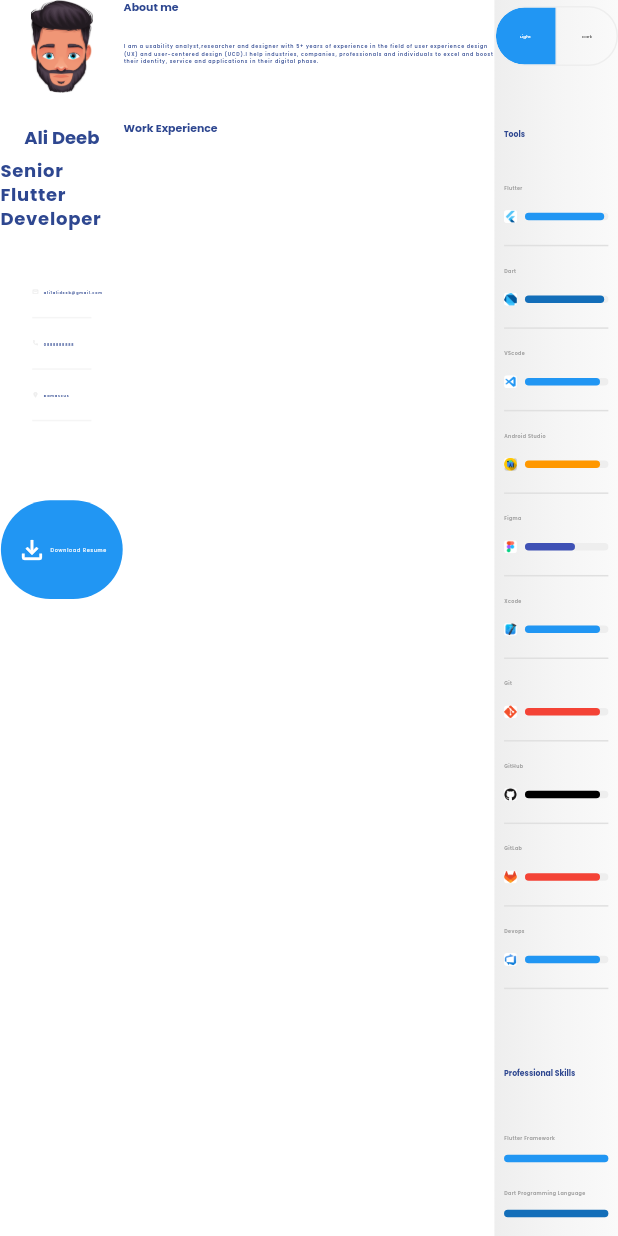
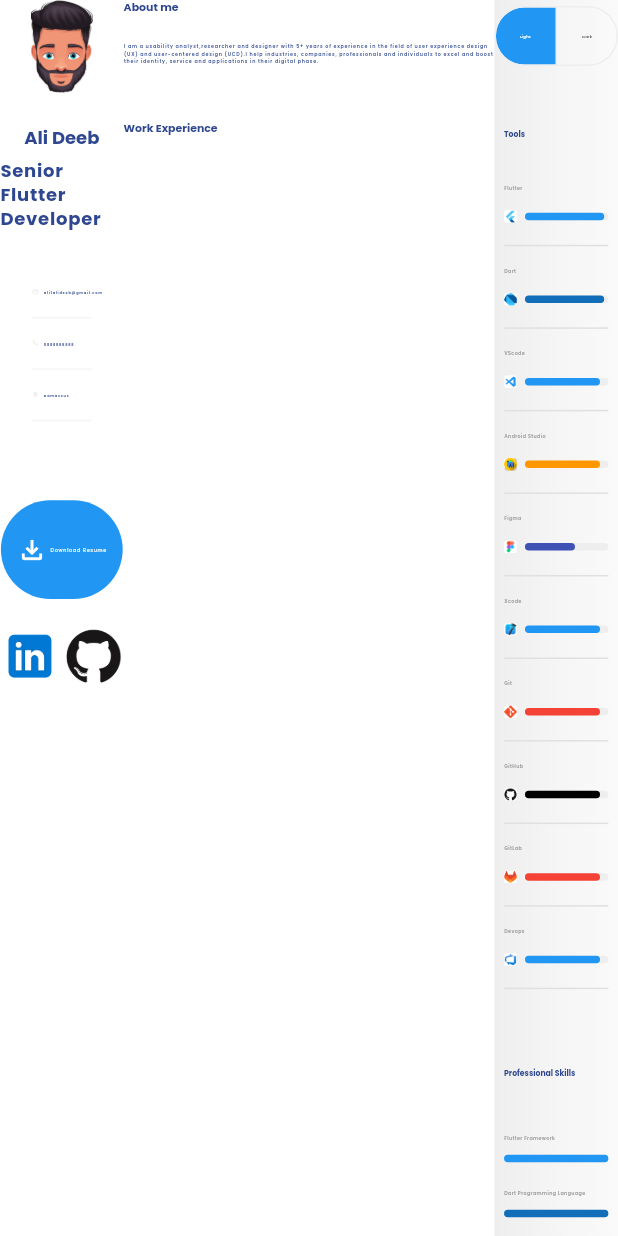
Before and after one commit to AliDeeb/my-portfolio, a Flutter app: the screen it shows after launch, after a tap on "Download Resume", on a phone screen of 412 x 824 dp. Run offline on Flutter 3.47's test engine with Material 3 defaults, Android fonts, the phone set to English and light mode, and no system bars; drawn by our look-alikes of flutter_animation_progress_bar; our stand-ins replace flutter_screenutil, google_fonts; missing offline and left inert: dart:js.

Commit message:
added social media links.

```diff
--- a/lib/core/constants/app_constants.dart
+++ b/lib/core/constants/app_constants.dart
@@ -10,4 +10,5 @@ class AppConstants {
   static const String IMG_GITHUB_LOGO = "assets/png/github_logo.png";
   static const String IMG_GITLAB_LOGO = "assets/png/gitlab_logo.png";
   static const String IMG_DEVOPS_LOGO = "assets/png/devops_logo.png";
+  static const String IMG_LINKEDIN_LOGO = "assets/png/linkedin_logo.png";
 }
--- a/lib/screens/widgets/personal_info_widget.dart
+++ b/lib/screens/widgets/personal_info_widget.dart
@@ -4,6 +4,7 @@ import 'package:flutter_screenutil/flutter_screenutil.dart';
 import '../../core/constants/app_colors.dart';
 import '../../core/constants/app_constants.dart';
 import '../../core/theme/custom_theme_colors.dart';
+import 'dart:js' as js;
 
 class PersonalInfoWidget extends StatelessWidget {
   const PersonalInfoWidget({super.key});
@@ -90,6 +91,31 @@ class PersonalInfoWidget extends StatelessWidget {
             ],
           ),
         ),
+
+        // social media links
+        25.verticalSpace,
+        SizedBox(
+          height: 50.h,
+          child: Wrap(
+            spacing: 20.w,
+            children: [
+              InkWell(
+                onTap: onLinkedInTap,
+                child: Image.asset(
+                  AppConstants.IMG_LINKEDIN_LOGO,
+                  height: 50.h,
+                ),
+              ),
+              InkWell(
+                onTap: onGithubTap,
+                child: Image.asset(
+                  AppConstants.IMG_GITHUB_LOGO,
+                  height: 50.h,
+                ),
+              ),
+            ],
+          ),
+        ),
       ],
     );
   }
@@ -117,5 +143,16 @@ class PersonalInfoWidget extends StatelessWidget {
     );
   }
 
-  void onDownloadResumeTap() {}
+  void onDownloadResumeTap() {
+    // js.context.callMethod('open', ['https://stackoverflow.com/questions/ask']);
+  }
+
+  void onLinkedInTap() {
+    js.context
+        .callMethod('open', ['https://www.linkedin.com/in/ali-deeb-62b1561a5']);
+  }
+
+  void onGithubTap() {
+    js.context.callMethod('open', ['https://github.com/AliDeeb']);
+  }
 }
```
Also changed, not shown: assets/png/linkedin_logo.png (added).
